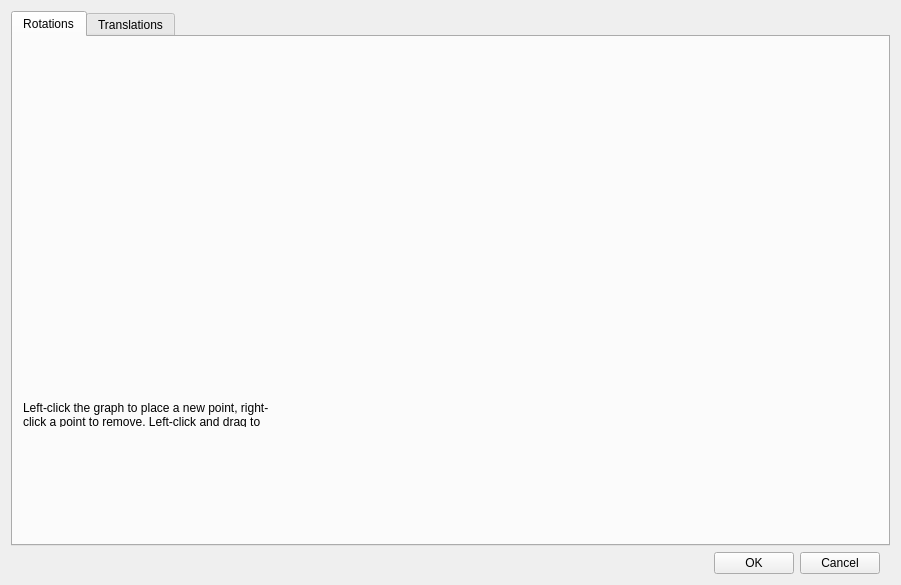
This is FaceTrackNoIR/FTNoIR_Curves.ui in opentrack/opentrack as Qt 5 draws it before an edit. The edited form follows.
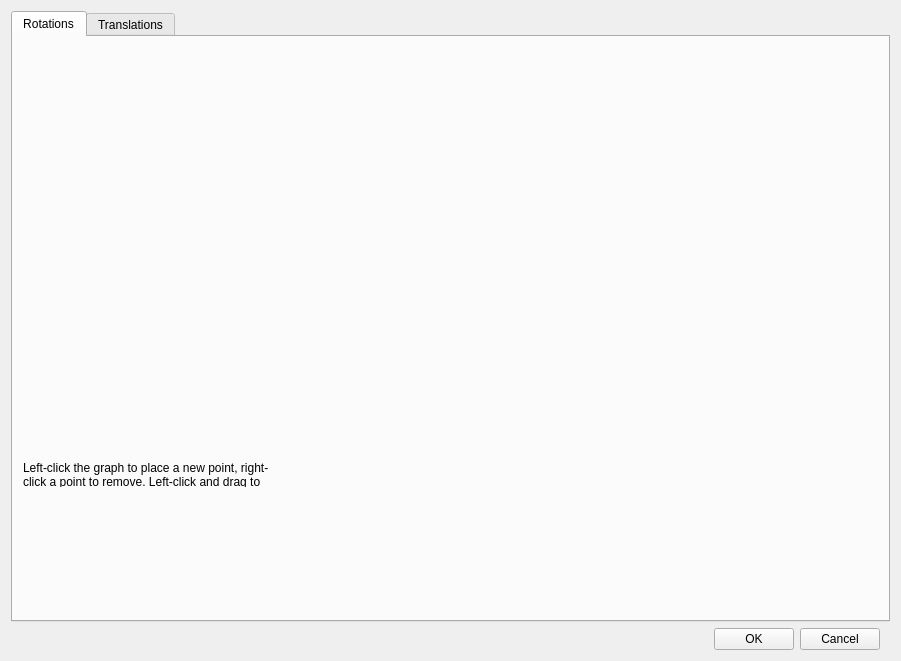
This is the edited form. Icons and pictures are not drawn. Custom widgets are drawn as their Qt base class.

Diff of the .ui file:
```diff
--- a/FaceTrackNoIR/FTNoIR_Curves.ui
+++ b/FaceTrackNoIR/FTNoIR_Curves.ui
@@ -7,7 +7,7 @@
     <x>0</x>
     <y>0</y>
     <width>901</width>
-    <height>585</height>
+    <height>661</height>
    </rect>
   </property>
   <property name="windowTitle">
@@ -113,7 +113,7 @@
            <x>10</x>
            <y>10</y>
            <width>794</width>
-           <height>488</height>
+           <height>548</height>
           </rect>
          </property>
          <layout class="QGridLayout" name="gridLayout">
@@ -128,7 +128,7 @@
             <property name="minimumSize">
              <size>
               <width>260</width>
-              <height>240</height>
+              <height>300</height>
              </size>
             </property>
             <property name="maximumSize">
```
Left out of the diff: 2 changed lines with no effect on the pictures.
